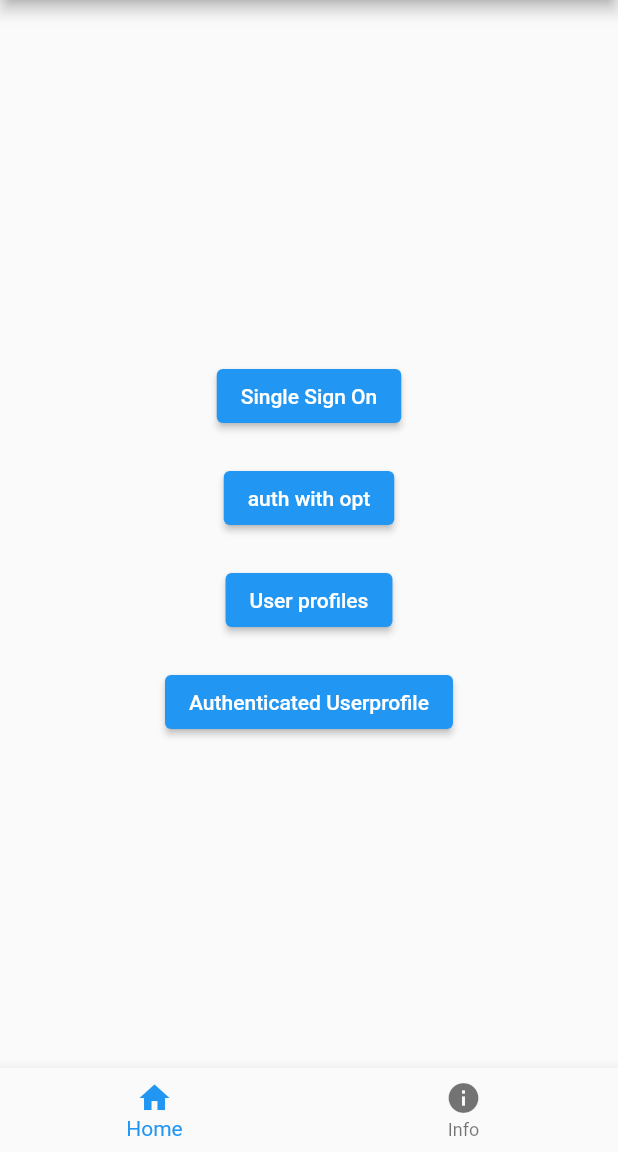
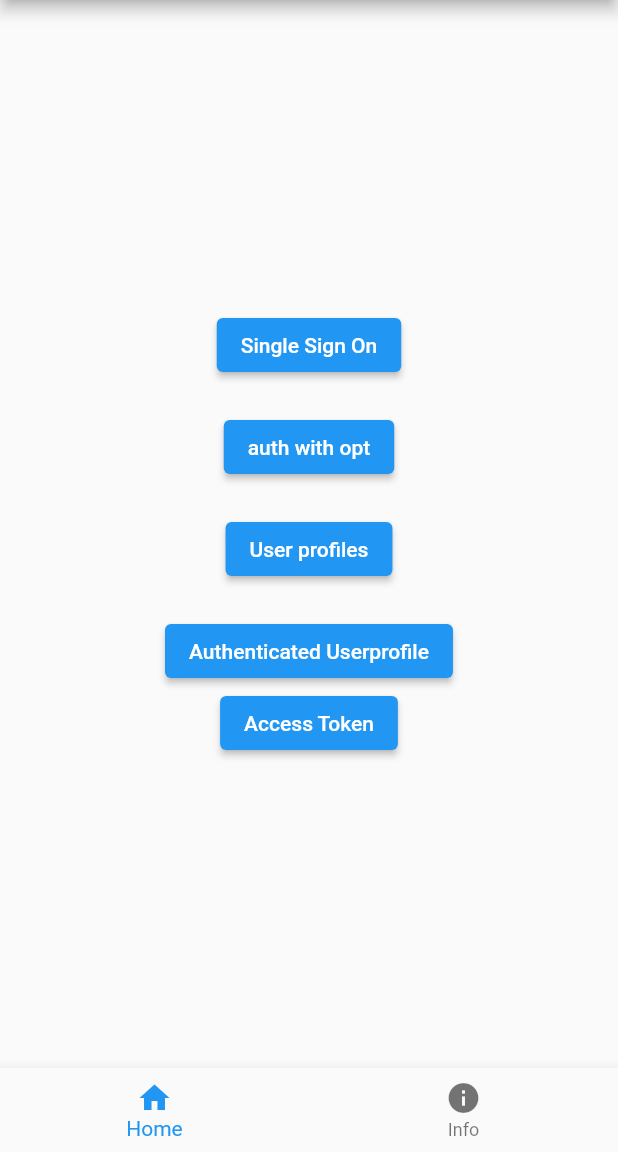
Before and after one commit to onewelcome/sdk-flutter, a Flutter app: the UserScreen screen opened directly, on a phone screen of 412 x 824 dp, the part 84-1236 px from its top. Run offline on Flutter 3.47's test engine with Material 2 defaults, Android fonts, the phone set to English and light mode, and no system bars; our stand-ins replace fluttertoast; missing offline and left inert: qr_code_scanner.

Commit message:
FP-23: Add button to show the accessToken

```diff
--- a/example/lib/screens/user_screen.dart
+++ b/example/lib/screens/user_screen.dart
@@ -336,6 +336,11 @@ class Home extends StatelessWidget {
     showFlutterToast('Authenticated Userprofile: ${profile.profileId}');
   }
 
+  showAccessToken(BuildContext context) async {
+    var accessToken = await Onegini.instance.userClient.getAccessToken(context);
+    showFlutterToast(accessToken);
+  }
+
   @override
   Widget build(BuildContext context) {
     return Container(
@@ -379,6 +384,15 @@ class Home extends StatelessWidget {
                 showAuthenticatedUserProfile(context);
               },
               child: Text('Authenticated Userprofile'),
+            ),
+            ElevatedButton(
+              onPressed: () {
+                showAccessToken(context);
+              },
+              child: Text('Access Token'),
+            ),
+            SizedBox(
+              height: 20,
             ),
           ],
         ),
```
